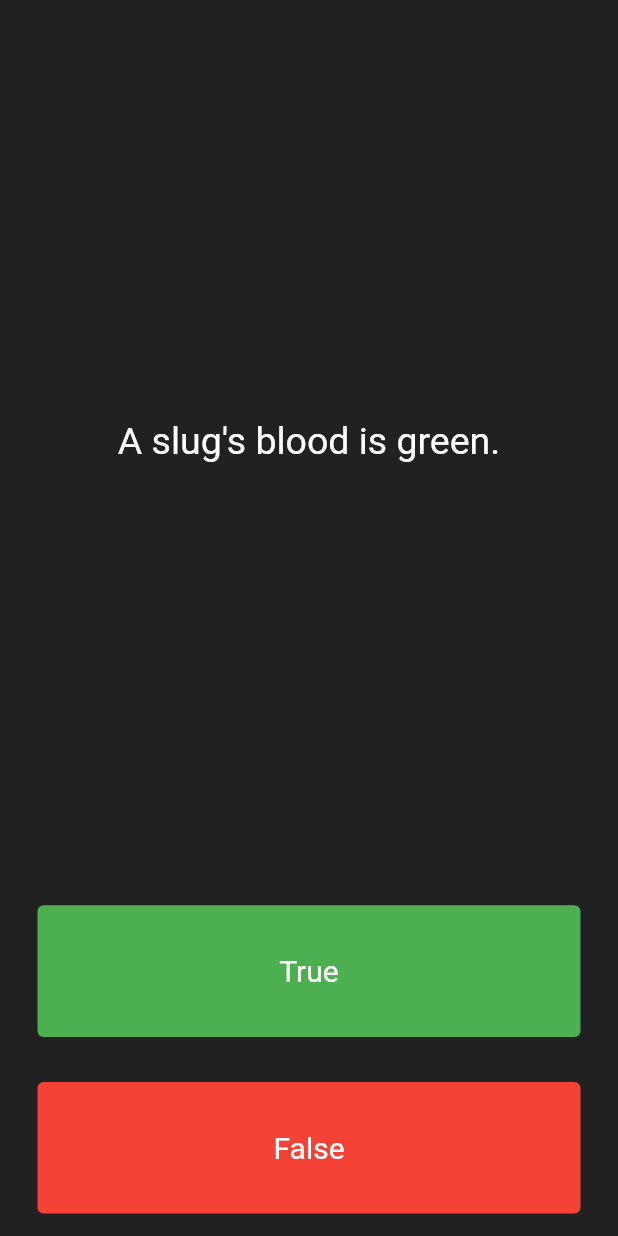
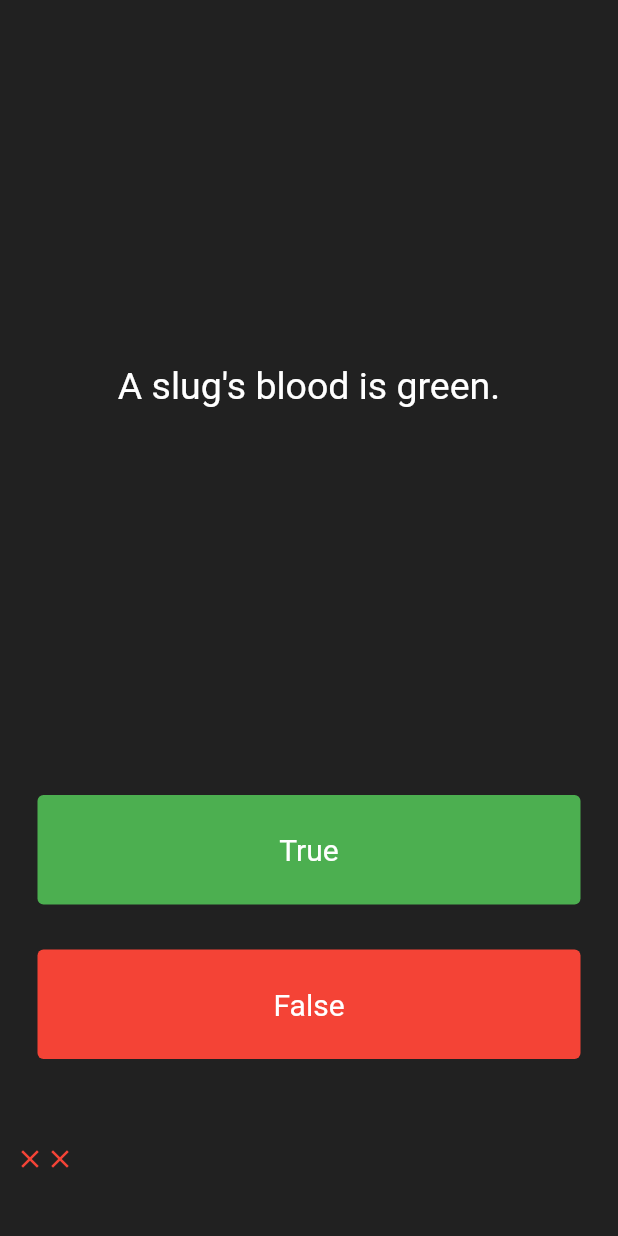
Before and after one commit to fobabs/quizzler, a Flutter app: the screen it shows after launch, after a tap on "True", after a tap on "False", on a phone screen of 412 x 824 dp. Run offline on Flutter 3.47's test engine with Material 2 defaults, Android fonts, the phone set to English and light mode, and no system bars; our stand-ins replace rflutter_alert.

Commit message:
Add the scores

```diff
--- a/lib/main.dart
+++ b/lib/main.dart
@@ -1,7 +1,6 @@
-// ignore_for_file: avoid_print
-
 import 'package:flutter/material.dart';
 import 'package:quizzler/question_brain.dart';
+import 'package:rflutter_alert/rflutter_alert.dart';
 
 void main() => runApp(const Quizzler());
 
@@ -40,6 +39,39 @@ class _QuizzPageState extends State<QuizzPage> {
 
   List<bool> answers = [false, true, true];
   */
+  List<Icon> scores = [];
+
+  void checkAnswer(bool userPickedAnswer) {
+    bool correctAnswer = questionBrain.getCorrectAnswer();
+    setState(() {
+      if (questionBrain.isFinished()) {
+        Alert(
+          context: context,
+          title: 'Finished',
+          desc: 'You have reached the end of the quiz.',
+        ).show();
+
+        questionBrain.reset();
+        scores = [];
+      } else {
+        if (userPickedAnswer == correctAnswer) {
+          scores.add(const Icon(
+            Icons.check,
+            color: Colors.green,
+            size: 20,
+          ));
+        } else {
+          scores.add(const Icon(
+            Icons.close,
+            color: Colors.red,
+            size: 20,
+          ));
+        }
+      }
+
+      questionBrain.nextQuestion();
+    });
+  }
 
   QuestionBrain questionBrain = QuestionBrain();
 
@@ -75,15 +107,7 @@ class _QuizzPageState extends State<QuizzPage> {
                 textStyle: const TextStyle(fontSize: 20.0),
               ),
               onPressed: () {
-                bool correctAnswer = questionBrain.getCorrectAnswer();
-                if (correctAnswer == true) {
-                  print('You got it right');
-                } else {
-                  print('You got it wrong');
-                }
-                setState(() {
-                  questionBrain.nextQuestion();
-                });
+                checkAnswer(true);
               },
               child: const Text('True'),
             ),
@@ -99,17 +123,18 @@ class _QuizzPageState extends State<QuizzPage> {
                 textStyle: const TextStyle(fontSize: 20.0),
               ),
               onPressed: () {
-                bool correctAnswer = questionBrain.getCorrectAnswer();
-                if (correctAnswer == false) {
-                  print('You got it right');
-                } else {
-                  print('You got it wrong');
-                }
-                setState(() {
-                  questionBrain.nextQuestion();
-                });
+                checkAnswer(false);
               },
               child: const Text('False'),
+            ),
+          ),
+        ),
+        Expanded(
+          child: SingleChildScrollView(
+            scrollDirection: Axis.horizontal,
+            child: Row(
+              mainAxisAlignment: MainAxisAlignment.start,
+              children: scores,
             ),
           ),
         ),
--- a/lib/question_brain.dart
+++ b/lib/question_brain.dart
@@ -43,4 +43,16 @@ class QuestionBrain {
   bool getCorrectAnswer() {
     return _questionBank[_questionNumber].questionAnswer;
   }
+
+  bool isFinished() {
+    if (_questionNumber >= _questionBank.length - 1) {
+      return true;
+    } else {
+      return false;
+    }
+  }
+
+  void reset() {
+    _questionNumber = 0;
+  }
 }
```
